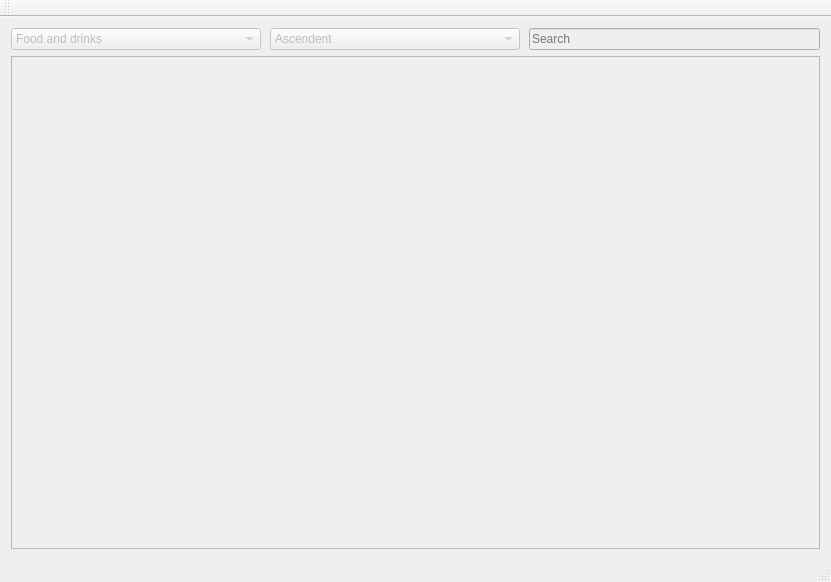
Old version of the form mainwindow.ui in the repository Carlos-D-09/lerma.
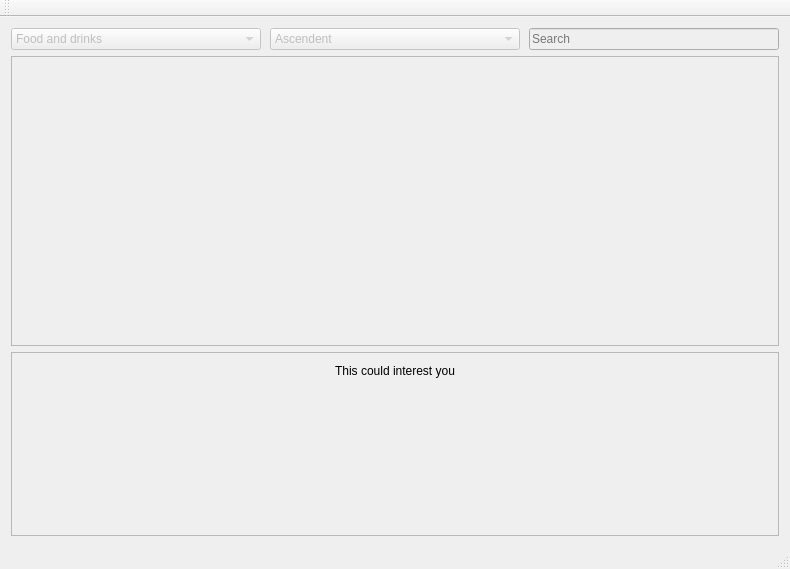
New version of the form. The open tabs and pages were chosen to show the change.

Patch:
```diff
--- a/mainwindow.ui
+++ b/mainwindow.ui
@@ -6,8 +6,8 @@
    <rect>
     <x>0</x>
     <y>0</y>
-    <width>831</width>
-    <height>582</height>
+    <width>788</width>
+    <height>569</height>
    </rect>
   </property>
   <property name="windowTitle">
@@ -282,6 +282,12 @@
         </item>
         <item row="3" column="0" colspan="2">
          <widget class="QScrollArea" name="imagesByCategorie">
+          <property name="minimumSize">
+           <size>
+            <width>0</width>
+            <height>290</height>
+           </size>
+          </property>
           <property name="widgetResizable">
            <bool>true</bool>
           </property>
@@ -290,8 +296,8 @@
             <rect>
              <x>0</x>
              <y>0</y>
-             <width>811</width>
-             <height>481</height>
+             <width>768</width>
+             <height>288</height>
             </rect>
            </property>
            <layout class="QGridLayout" name="gridLayout_7">
@@ -309,6 +315,81 @@
           </widget>
          </widget>
         </item>
+        <item row="4" column="0" colspan="2">
+         <widget class="QScrollArea" name="recommendations">
+          <property name="minimumSize">
+           <size>
+            <width>0</width>
+            <height>150</height>
+           </size>
+          </property>
+          <property name="maximumSize">
+           <size>
+            <width>16777215</width>
+            <height>330</height>
+           </size>
+          </property>
+          <property name="widgetResizable">
+           <bool>true</bool>
+          </property>
+          <widget class="QWidget" name="areaContent2">
+           <property name="geometry">
+            <rect>
+             <x>0</x>
+             <y>0</y>
+             <width>768</width>
+             <height>172</height>
+            </rect>
+           </property>
+           <layout class="QGridLayout" name="gridLayout_8">
+            <item row="0" column="0">
+             <widget class="QLabel" name="reommendation">
+              <property name="minimumSize">
+               <size>
+                <width>0</width>
+                <height>14</height>
+               </size>
+              </property>
+              <property name="maximumSize">
+               <size>
+                <width>16777215</width>
+                <height>14</height>
+               </size>
+              </property>
+              <property name="text">
+               <string>This could interest you</string>
+              </property>
+              <property name="scaledContents">
+               <bool>true</bool>
+              </property>
+              <property name="alignment">
+               <set>Qt::AlignCenter</set>
+              </property>
+              <property name="wordWrap">
+               <bool>true</bool>
+              </property>
+             </widget>
+            </item>
+            <item row="2" column="0">
+             <layout class="QGridLayout" name="gridRecomendation"/>
+            </item>
+            <item row="1" column="0">
+             <spacer name="verticalSpacer">
+              <property name="orientation">
+               <enum>Qt::Vertical</enum>
+              </property>
+              <property name="sizeHint" stdset="0">
+               <size>
+                <width>20</width>
+                <height>40</height>
+               </size>
+              </property>
+             </spacer>
+            </item>
+           </layout>
+          </widget>
+         </widget>
+        </item>
        </layout>
       </widget>
      </widget>
```
Left out of the diff: 2 changed lines with no effect on the pictures.
